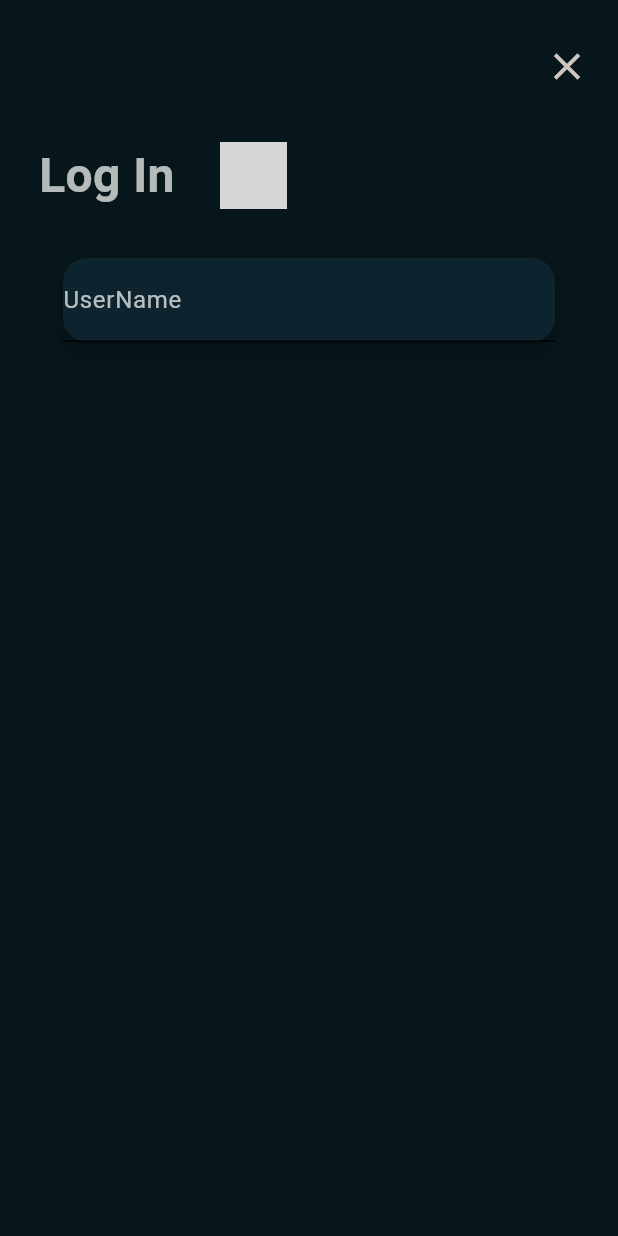
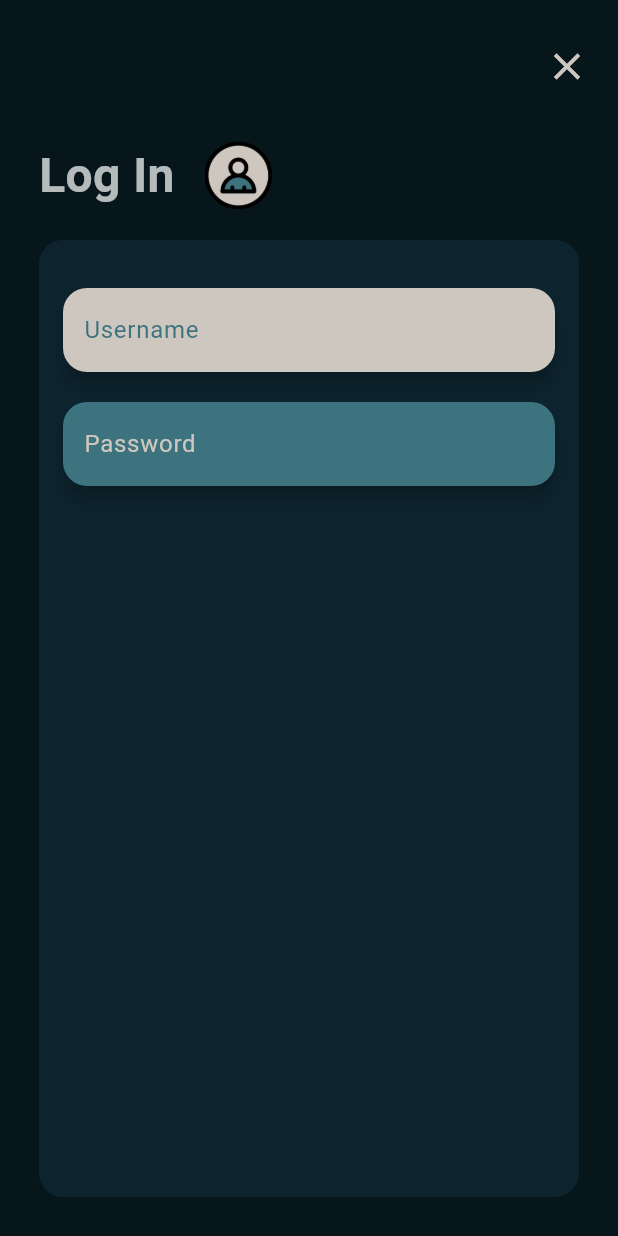
Before and after one commit to GeekyHichambel/Pawfect_Tasks, a Flutter app: the LoginPage screen opened by its route, on a phone screen of 412 x 824 dp. Run offline on Flutter 3.47's test engine with Material 3 defaults, Android fonts, the phone set to English and light mode, and no system bars; Roboto replaces fonts that are missing (Onset); grey boxes are pictures that could not be loaded.

Commit message:
dev phase

```diff
--- a/lib/Components/CustomTextField.dart
+++ b/lib/Components/CustomTextField.dart
@@ -7,6 +7,8 @@ class CustomTextField extends StatelessWidget{
   final Color borderColor;
   final String? labelText;
   final Color? labelColor;
+  final double? fontSize;
+  final TextInputType? inputType;
 
   const CustomTextField({
     super.key,
@@ -14,6 +16,8 @@ class CustomTextField extends StatelessWidget{
     required this.bgColor,
     required this.textColor,
     required this.borderColor,
+    required this.fontSize,
+    this.inputType,
     this.labelText,
     this.labelColor,
   });
@@ -25,23 +29,31 @@ class CustomTextField extends StatelessWidget{
       shape: RoundedRectangleBorder(borderRadius: BorderRadius.circular(16.0)),
       color: bgColor,
       child: TextField(
+          keyboardType: inputType,
+          enableInteractiveSelection: false,
           autocorrect: false,
           decoration: InputDecoration(
             labelStyle: TextStyle(
               color: labelColor,
               fontFamily: 'Onset',
+              fontSize: fontSize,
             ),
+            contentPadding: const EdgeInsetsDirectional.symmetric(horizontal: 10.0,vertical: 16.0),
             labelText: labelText,
+            border: const OutlineInputBorder(
+              borderRadius: BorderRadius.all(Radius.circular(16.0)),
+              borderSide: BorderSide.none,
+            ),
             focusedBorder: OutlineInputBorder(
-            borderSide: BorderSide(
-              color: borderColor,
-            )
-          )
+              borderRadius: const BorderRadius.all(Radius.circular(16.0)),
+              borderSide: BorderSide(color: borderColor, width: 1),
+            ),
           ),
           cursorColor: cursorColor,
           style: TextStyle(
             color: textColor,
             fontFamily: 'Onset',
+            fontSize: fontSize,
           ),
         ),
     );
--- a/lib/pages/user_login.dart
+++ b/lib/pages/user_login.dart
@@ -1,5 +1,4 @@
 import 'package:flutter/material.dart';
-import 'package:flutter/services.dart';
 import 'package:hit_me_up/Components/AppTheme.dart';
 import 'package:hit_me_up/Components/CustomTextField.dart';
 
@@ -13,6 +12,7 @@ class _LoginState extends State<LoginPage>{
   @override
   Widget build(BuildContext context) {
     return Scaffold(
+      resizeToAvoidBottomInset: false,
       backgroundColor: AppTheme.colors.gloryBlack,
       body: Padding(
         padding: const EdgeInsetsDirectional.symmetric(horizontal: 10.0, vertical: 10.0),
@@ -46,24 +46,43 @@ class _LoginState extends State<LoginPage>{
                           fontFamily: 'Onset',
                           fontSize: 32.0,
                         ),),
-                      const SizedBox(width: 30.0,),
+                      const SizedBox(width: 20.0,),
                       Image.asset('assets/user_icon.png', width: 45, height: 45,),
                     ],
                   ),
-                  Padding(padding: const EdgeInsetsDirectional.symmetric(horizontal: 16.0,vertical: 32.0),
+                  const SizedBox(height: 20.0,),
+                  Expanded(child: Container(
+                    decoration: BoxDecoration(
+                      color: AppTheme.colors.complimentaryBlack,
+                      borderRadius: BorderRadius.circular(16.0)
+                    ),
+                    child: Padding(padding: const EdgeInsetsDirectional.symmetric(horizontal: 16.0,vertical: 32.0),
                         child: Column(
                           children: [
                             CustomTextField(
-                          labelText: 'UserName',
-                          labelColor: AppTheme.colors.pleasingWhite,
-                          bgColor: AppTheme.colors.complimentaryBlack,
-                          cursorColor: AppTheme.colors.onsetBlue,
-                          textColor: AppTheme.colors.pleasingWhite,
+                              inputType: TextInputType.name,
+                              fontSize: 16.0,
+                              labelText: 'Username',
+                              labelColor: AppTheme.colors.onsetBlue,
+                              bgColor: AppTheme.colors.blissCream,
+                              cursorColor: AppTheme.colors.pleasingWhite,
+                              textColor: AppTheme.colors.onsetBlue,
                               borderColor: AppTheme.colors.onsetBlue,
                             ),
+                            const SizedBox(height: 20.0,),
+                            CustomTextField(
+                                labelText: 'Password',
+                                inputType: TextInputType.visiblePassword,
+                                labelColor: AppTheme.colors.blissCream,
+                                cursorColor: AppTheme.colors.pleasingWhite,
+                                bgColor: AppTheme.colors.onsetBlue,
+                                textColor: AppTheme.colors.blissCream,
+                                borderColor: AppTheme.colors.blissCream,
+                                fontSize: 16.0)
                           ],
                         )
-                  )
+                    ),
+                  )),
                 ],
               ),
             )
```
Also changed, not shown: assets/user_icon.png (added). Lines whose indentation alone changed are shown as unchanged.
